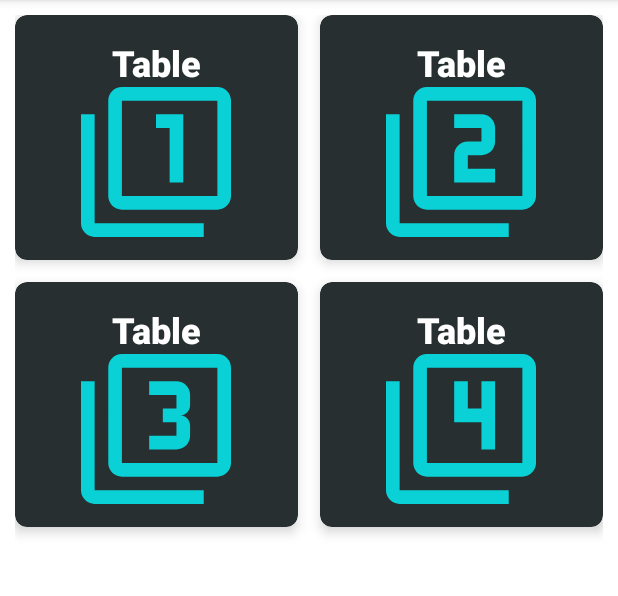
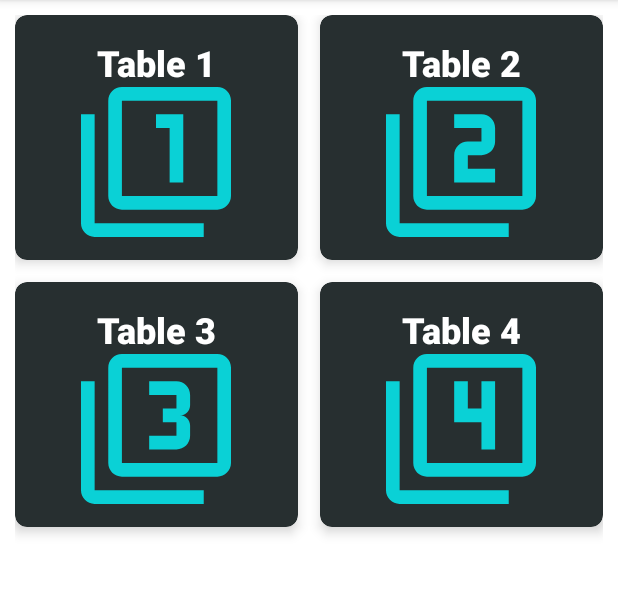
Before and after one commit to mlph-ccaponpon/android-table-reservation, an Android app: the screen it shows after launch (MainActivity), on a phone screen of 412 x 824 dp, the part 84-680 px from its top. Run offline under Robolectric (Android 15) with nearby library versions, the phone set to English and light mode, and no system bars.

Commit message:
Added Customer List Activity

```diff
--- a/app/src/main/AndroidManifest.xml
+++ b/app/src/main/AndroidManifest.xml
@@ -9,6 +9,7 @@
         android:roundIcon="@mipmap/ic_launcher_round"
         android:supportsRtl="true"
         android:theme="@style/AppTheme">
+        <activity android:name=".activity.CustomerListActivity"></activity>
         <activity android:name=".activity.MainActivity">
             <intent-filter>
                 <action android:name="android.intent.action.MAIN" />
--- a/app/src/main/java/com/example/tablereservation/activity/MainActivity.kt
+++ b/app/src/main/java/com/example/tablereservation/activity/MainActivity.kt
@@ -29,14 +29,16 @@ class MainActivity : AppCompatActivity(), AdapterView.OnItemClickListener {
 
     private fun setTableList() : ArrayList<Table> {
         var tableList: ArrayList<Table> = ArrayList()
-        tableList.add(Table(R.drawable.ic_table_1, 1))
-        tableList.add(Table(R.drawable.ic_table_2, 2))
-        tableList.add(Table(R.drawable.ic_table_3, 3))
-        tableList.add(Table(R.drawable.ic_table_4, 4))
+        tableList.add(Table( 1, R.drawable.ic_table_1))
+        tableList.add(Table(2, R.drawable.ic_table_2))
+        tableList.add(Table(3, R.drawable.ic_table_3))
+        tableList.add(Table(4, R.drawable.ic_table_4))
         return tableList
     }
 
     override fun onItemClick(adapterView: AdapterView<*>?, view: View?, position: Int, id: Long) {
-        val customerList: Intent
+        val customerListIntent = Intent(view?.context, CustomerListActivity::class.java)
+        customerListIntent.putExtra("tableId", tableList[position].id)
+        startActivity(customerListIntent)
     }
 }
--- a/app/src/main/java/com/example/tablereservation/adapter/TableAdapter.kt
+++ b/app/src/main/java/com/example/tablereservation/adapter/TableAdapter.kt
@@ -10,16 +10,16 @@ import com.example.tablereservation.R
 import com.example.tablereservation.model.Table
 
 class TableAdapter(var context: Context, var tableList: ArrayList<Table>) : BaseAdapter() {
-    override fun getView(position: Int, p1: View?, p2: ViewGroup?): View {
-        var view: View = View.inflate(context, R.layout.table_grid_item, null)
-        var tableNum: TextView = view.findViewById(R.id.table_num)
-        var tableIcon: ImageView = view.findViewById(R.id.table_icon)
+    override fun getView(position: Int, view: View?, viewGroup: ViewGroup?): View {
+        var tableView = View.inflate(context, R.layout.table_grid_item, null)
+        var tableId: TextView = tableView.findViewById(R.id.table_id)
+        var tableIcon: ImageView = tableView.findViewById(R.id.table_icon)
         var table: Table = tableList[position]
 
-        tableNum.text = "Table"
+        tableId.text = "Table ${table.id}"
         tableIcon.setImageResource(table.icon!!)
 
-        return view
+        return tableView
     }
 
     override fun getItem(position: Int): Any {
--- a/app/src/main/java/com/example/tablereservation/model/Table.kt
+++ b/app/src/main/java/com/example/tablereservation/model/Table.kt
@@ -1,11 +1,11 @@
 package com.example.tablereservation.model
 
 class Table {
+    var id: Int? = 0
     var icon: Int? = 0
-    var num: Int? = 0
 
-    constructor(icon: Int?, num: Int?) {
+    constructor(id: Int?, icon: Int?) {
+        this.id = id
         this.icon = icon
-        this.num = num
     }
 }
--- a/app/src/main/res/layout/table_grid_item.xml
+++ b/app/src/main/res/layout/table_grid_item.xml
@@ -17,7 +17,7 @@
         android:padding="15dp">
 
         <TextView
-            android:id="@+id/table_num"
+            android:id="@+id/table_id"
             android:layout_width="wrap_content"
             android:layout_height="wrap_content"
             android:layout_alignStart="@id/table_icon"
@@ -34,7 +34,7 @@
             android:id="@+id/table_icon"
             android:layout_width="100dp"
             android:layout_height="100dp"
-            android:layout_below="@id/table_num"
+            android:layout_below="@id/table_id"
             android:layout_centerInParent="true"
             android:contentDescription="@string/table_num" />
     </RelativeLayout>
```
Also changed, not shown: app/src/main/java/com/example/tablereservation/activity/CustomerListActivity.kt (added, +18 -0 lines), app/src/main/res/layout/activity_customer_list.xml (added, +9 -0 lines).
